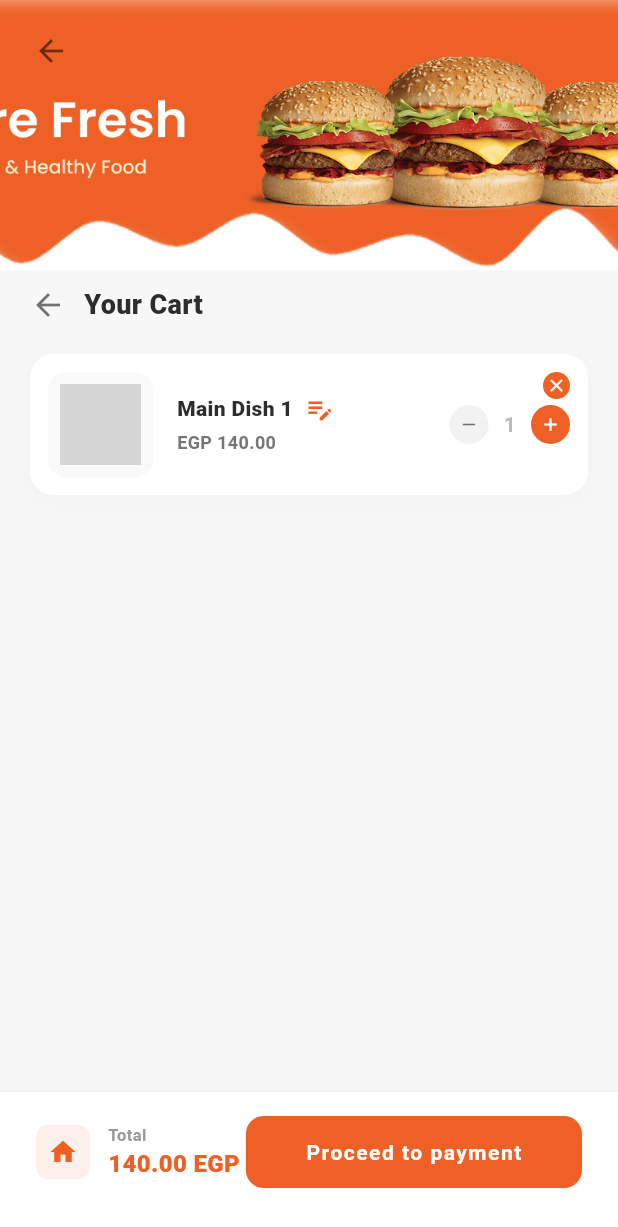
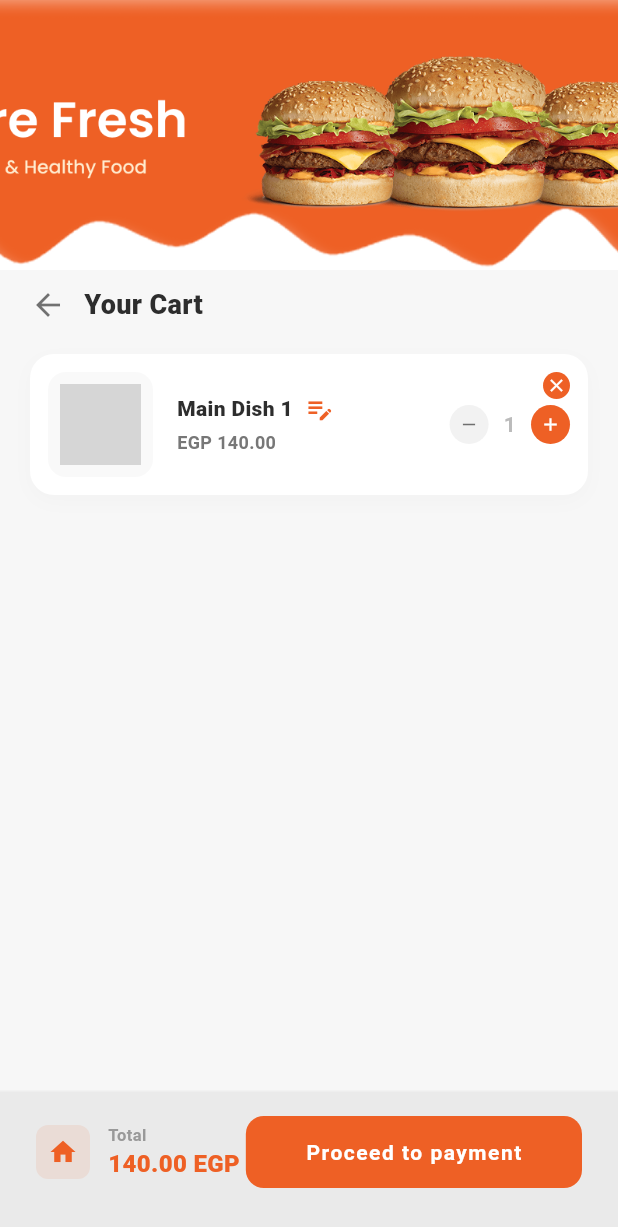
Before and after one commit to mohamdshibl/kiosk-ui, a Flutter app: the MenuScreen screen opened directly, after a tap on the "add" icon, after a tap on "Checkout", on a phone screen of 412 x 824 dp. Shown: the top 1227 px of the screen. Run offline on Flutter 3.47's test engine with Material 3 defaults, Android fonts, the phone set to English and light mode, and no system bars; grey boxes are pictures that could not be loaded.

Commit message:
feat: implement initial kiosk application structure including menu, cart, product details, payment, and inactivity management.

```diff
--- /dev/null
+++ b/lib/app/services/inactivity_service.dart
@@ -0,0 +1,49 @@
+import 'dart:async';
+import 'package:flutter/material.dart';
+
+class InactivityService extends ChangeNotifier {
+  static final InactivityService _instance = InactivityService._internal();
+  factory InactivityService() => _instance;
+  InactivityService._internal();
+
+  Timer? _inactivityTimer;
+  bool _isTimeoutActive = false;
+  static const int inactivityDuration = 30; // 30 seconds
+
+  bool get isTimeoutActive => _isTimeoutActive;
+
+  void resetTimer() {
+    if (_isTimeoutActive) return;
+    _stopTimer();
+    _startTimer();
+  }
+
+  void _startTimer() {
+    _inactivityTimer = Timer(const Duration(seconds: inactivityDuration), () {
+      _isTimeoutActive = true;
+      notifyListeners();
+    });
+  }
+
+  void _stopTimer() {
+    _inactivityTimer?.cancel();
+  }
+
+  void dismissTimeout() {
+    _isTimeoutActive = false;
+    resetTimer();
+    notifyListeners();
+  }
+
+  void completeTimeout() {
+    _isTimeoutActive = false;
+    _stopTimer();
+    notifyListeners();
+  }
+
+  @override
+  void dispose() {
+    _stopTimer();
+    super.dispose();
+  }
+}
--- a/lib/features/cart/cart_screen.dart
+++ b/lib/features/cart/cart_screen.dart
@@ -74,7 +74,7 @@ class _CartScreenState extends State<CartScreen> {
                 style: TextStyle(
                   fontSize: 16,
                   fontWeight: FontWeight.w800,
-                  color: Color(0xFF2D2D2D),
+                  color: Color(0xFFFFFFFF),
                 ),
               ),
               const SizedBox(height: 16),
@@ -214,13 +214,20 @@ class _CartScreenState extends State<CartScreen> {
           // Header
           _buildHeader(),
 
-          const Padding(
-            padding: EdgeInsets.fromLTRB(20, 10, 20, 10),
+          Padding(
+            padding: const EdgeInsets.fromLTRB(20, 10, 20, 10),
             child: Row(
               children: [
-                Icon(Icons.arrow_back, color: Colors.black54, size: 24),
-                SizedBox(width: 12),
-                Text(
+                GestureDetector(
+                  onTap: () => Navigator.pop(context),
+                  child: const Icon(
+                    Icons.arrow_back,
+                    color: Colors.black54,
+                    size: 24,
+                  ),
+                ),
+                const SizedBox(width: 12),
+                const Text(
                   'Your Cart',
                   style: TextStyle(
                     fontSize: 18,
@@ -273,16 +280,6 @@ class _CartScreenState extends State<CartScreen> {
               fit: BoxFit.cover,
               errorBuilder: (context, error, stackTrace) => const Center(
                 child: Icon(Icons.broken_image, size: 50, color: Colors.grey),
-              ),
-            ),
-          ),
-          Positioned(
-            left: 10,
-            top: 10,
-            child: SafeArea(
-              child: IconButton(
-                icon: const Icon(Icons.arrow_back, color: Colors.black54),
-                onPressed: () => Navigator.pop(context),
               ),
             ),
           ),
@@ -437,7 +434,7 @@ class _CartScreenState extends State<CartScreen> {
     return Container(
       padding: const EdgeInsets.fromLTRB(24, 16, 24, 32),
       decoration: const BoxDecoration(
-        color: Colors.white,
+        color: Color(0xFFEAEAEA),
         border: Border(top: BorderSide(color: Color(0xFFEEEEEE))),
       ),
       child: Row(
--- a/lib/features/payment/payment_screen.dart
+++ b/lib/features/payment/payment_screen.dart
@@ -316,7 +316,7 @@ class _PaymentScreenState extends State<PaymentScreen>
   // ── Reusable order summary content ───────────────────
   Widget _buildOrderSummaryContent() {
     return Column(
-      crossAxisAlignment: CrossAxisAlignment.start,
+      //crossAxisAlignment: CrossAxisAlignment.start,
       children: [
         const Text(
           'Order Summary:',
@@ -332,7 +332,7 @@ class _PaymentScreenState extends State<PaymentScreen>
           return Padding(
             padding: const EdgeInsets.only(bottom: 8),
             child: Row(
-              mainAxisAlignment: MainAxisAlignment.spaceBetween,
+              mainAxisAlignment: MainAxisAlignment.spaceAround,
               children: [
                 Text(
                   '${item['quantity']}x ${item['name']}',
@@ -673,7 +673,7 @@ class _PaymentScreenState extends State<PaymentScreen>
     return Container(
       padding: const EdgeInsets.fromLTRB(24, 16, 24, 32),
       decoration: const BoxDecoration(
-        color: Colors.white,
+        color: Color(0xFFEAEAEA),
         border: Border(top: BorderSide(color: Color(0xFFEEEEEE))),
       ),
       child: Row(
```
Also changed, not shown: lib/features/menu/menu_screen.dart (+3 -117 lines), lib/features/product_detail/product_detail_screen.dart (+23 -31 lines), lib/features/timeout/timeout_screen.dart (added, +150 -0 lines), lib/main.dart (+63 -13 lines), assets/images/MasterCard.png (added), assets/images/light.png (added), assets/images/visa.png (added), assets/images/wrong.png (added).
